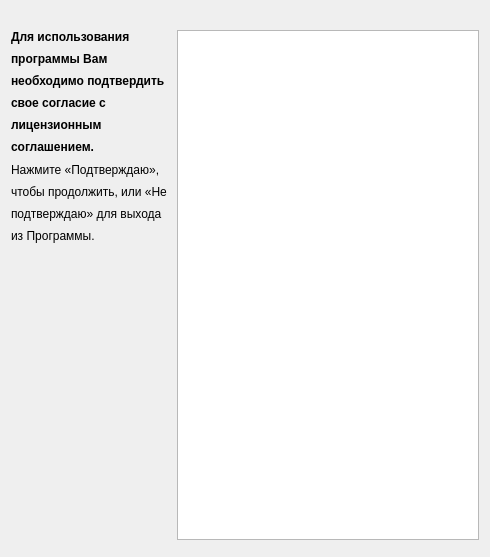
AlekSi/Jabbin, file src/tools/yastuff/yalicense.ui: the form before one commit.
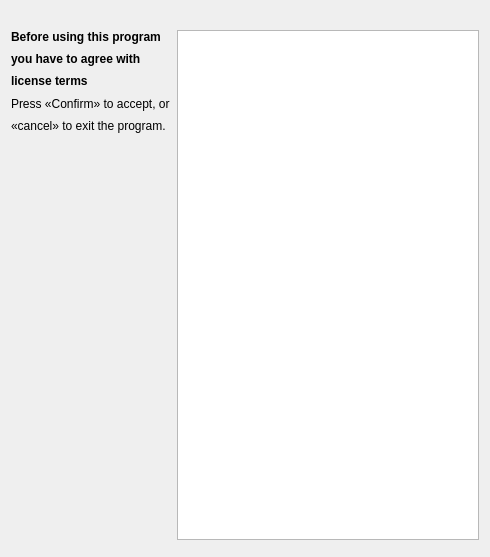
The form after the commit.

```diff
--- a/src/tools/yastuff/yalicense.ui
+++ b/src/tools/yastuff/yalicense.ui
@@ -29,8 +29,8 @@
 &lt;html>&lt;head>&lt;meta name="qrichtext" content="1" />&lt;style type="text/css">
 p, li { white-space: pre-wrap; }
 &lt;/style>&lt;/head>&lt;body style=" font-family:'Lucida Grande'; font-size:13pt; font-weight:400; font-style:normal;">
-&lt;p style=" margin-top:0px; margin-bottom:0px; margin-left:0px; margin-right:0px; -qt-block-indent:0; text-indent:0px;">&lt;span style=" font-size:14pt; font-weight:600; vertical-align:super;">Для использования программы Вам необходимо подтвердить свое согласие с лицензионным соглашением.&lt;/span>&lt;/p>
-&lt;p style=" margin-top:0px; margin-bottom:0px; margin-left:0px; margin-right:0px; -qt-block-indent:0; text-indent:0px; font-size:14pt; vertical-align:super;">Нажмите «Подтверждаю», чтобы продолжить, или «Не подтверждаю» для выхода из Программы.&lt;/p>&lt;/body>&lt;/html></string>
+&lt;p style=" margin-top:0px; margin-bottom:0px; margin-left:0px; margin-right:0px; -qt-block-indent:0; text-indent:0px;">&lt;span style=" font-size:14pt; font-weight:600; vertical-align:super;">Before using this program you have to agree with license terms&lt;/span>&lt;/p>
+&lt;p style=" margin-top:0px; margin-bottom:0px; margin-left:0px; margin-right:0px; -qt-block-indent:0; text-indent:0px; font-size:14pt; vertical-align:super;">Press «Confirm» to accept, or «cancel» to exit the program.&lt;/p>&lt;/body>&lt;/html></string>
      </property>
      <property name="alignment" >
       <set>Qt::AlignLeading|Qt::AlignLeft|Qt::AlignTop</set>
```
Left out of the diff: 2 changed lines with no effect on the pictures.
